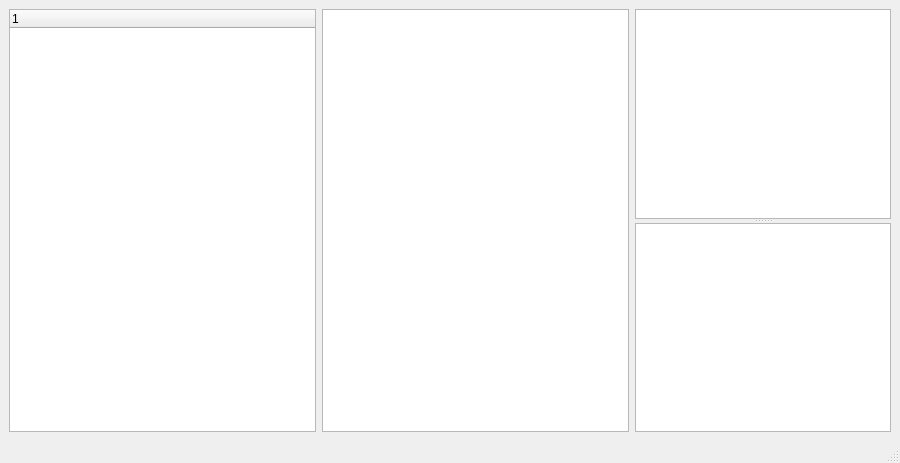
Before: the Qt Designer form FreeWork/ADECUA/Example7/main.ui in epdelasheras/PYTHON, drawn with Qt 5.
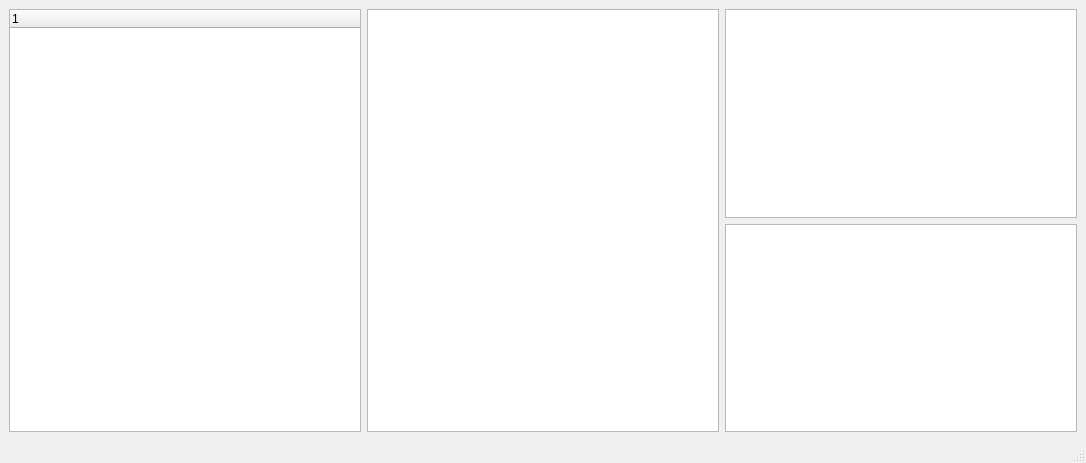
After: the same form once the commit is applied.

Commit message: nice layout autoexpand

```diff
--- a/FreeWork/ADECUA/Example7/main.ui
+++ b/FreeWork/ADECUA/Example7/main.ui
@@ -6,7 +6,7 @@
    <rect>
     <x>0</x>
     <y>0</y>
-    <width>900</width>
+    <width>1086</width>
     <height>463</height>
    </rect>
   </property>
@@ -14,10 +14,8 @@
    <string>ADECUA</string>
   </property>
   <widget class="QWidget" name="centralwidget">
-   <layout class="QHBoxLayout" name="horizontalLayout">
-    <item>
      <layout class="QGridLayout" name="gridLayout">
-      <item row="0" column="0">
+    <item row="0" column="0" rowspan="2">
        <widget class="QTreeWidget" name="treeWidget">
         <column>
          <property name="text">
@@ -26,27 +24,18 @@
         </column>
        </widget>
       </item>
-     </layout>
-    </item>
-    <item>
-     <layout class="QGridLayout" name="gridLayout_2">
-      <item row="0" column="0">
+    <item row="0" column="1" rowspan="2">
        <widget class="QGraphicsView" name="graphicsFlatView">
         <property name="layoutDirection">
          <enum>Qt::RightToLeft</enum>
         </property>
        </widget>
       </item>
-     </layout>
-    </item>
-    <item>
-     <widget class="QSplitter" name="splitter">
-      <property name="orientation">
-       <enum>Qt::Vertical</enum>
-      </property>
+    <item row="0" column="2">
       <widget class="QGraphicsView" name="graphicsFloorView"/>
+    </item>
+    <item row="1" column="2">
       <widget class="QGraphicsView" name="graphicsFloorView_2"/>
-     </widget>
     </item>
    </layout>
   </widget>
```
Left out of the diff: 4 changed lines with no effect on the pictures. Lines whose indentation alone changed are shown as unchanged. The commit also changes 2 other files.
